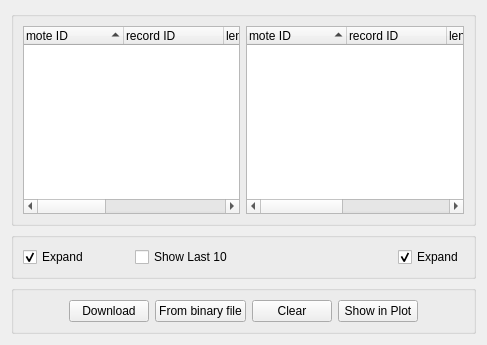
baharev/szte-wsn-code, file tinyos-2.x/trunk/support/cpp/TestShimmer/src/SDataWidget.ui: the form before one commit.
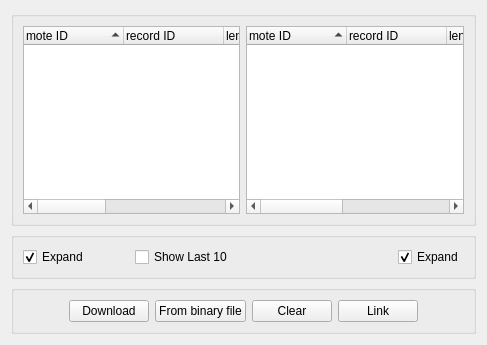
The form after the commit.

What changed in the file:
```diff
--- a/tinyos-2.x/trunk/support/cpp/TestShimmer/src/SDataWidget.ui
+++ b/tinyos-2.x/trunk/support/cpp/TestShimmer/src/SDataWidget.ui
@@ -258,7 +258,7 @@
       <item>
        <widget class="QPushButton" name="toPlotButton">
         <property name="text">
-         <string>Show in Plot</string>
+         <string>Link</string>
         </property>
        </widget>
       </item>
```
